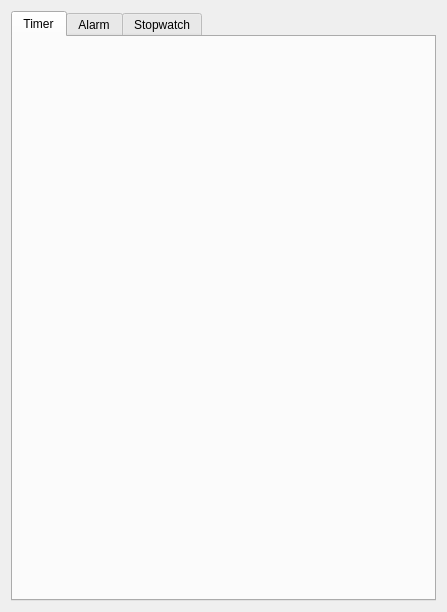
The window that Assignment19/Alarms and Clock/form.ui (MaryamBoneh/PythonCourse_Aemmi) describes before a commit, drawn with Qt 5.
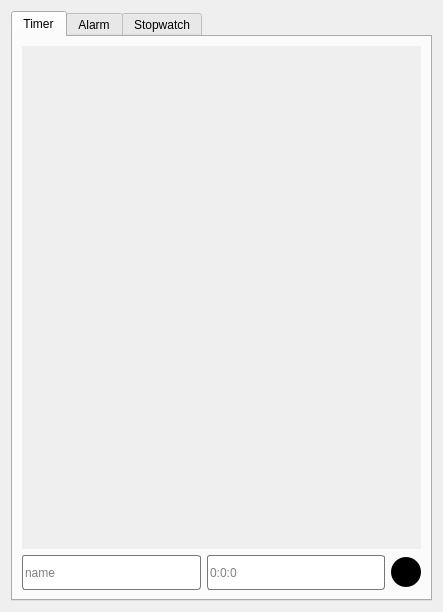
The same window after the commit. The open tabs and pages were chosen to show the change.

Commit message: timer - not complete

What changed in the file:
```diff
--- a/Assignment19/Alarms and Clock/form.ui
+++ b/Assignment19/Alarms and Clock/form.ui
@@ -6,7 +6,7 @@
    <rect>
     <x>0</x>
     <y>0</y>
-    <width>447</width>
+    <width>443</width>
     <height>612</height>
    </rect>
   </property>
@@ -29,6 +29,125 @@
       <attribute name="title">
        <string>Timer</string>
       </attribute>
+      <layout class="QGridLayout" name="gridLayout_5">
+       <item row="1" column="0">
+        <widget class="QScrollArea" name="scrollArea_2">
+         <property name="styleSheet">
+          <string notr="true">border: 0px;</string>
+         </property>
+         <property name="widgetResizable">
+          <bool>true</bool>
+         </property>
+         <widget class="QWidget" name="scrollAreaWidgetContents_2">
+          <property name="geometry">
+           <rect>
+            <x>0</x>
+            <y>0</y>
+            <width>401</width>
+            <height>507</height>
+           </rect>
+          </property>
+          <layout class="QGridLayout" name="gridLayout_6">
+           <item row="0" column="0">
+            <layout class="QVBoxLayout" name="vl_timers"/>
+           </item>
+           <item row="1" column="0">
+            <spacer name="verticalSpacer">
+             <property name="orientation">
+              <enum>Qt::Vertical</enum>
+             </property>
+             <property name="sizeHint" stdset="0">
+              <size>
+               <width>20</width>
+               <height>40</height>
+              </size>
+             </property>
+            </spacer>
+           </item>
+          </layout>
+         </widget>
+        </widget>
+       </item>
+       <item row="2" column="0">
+        <layout class="QGridLayout" name="gl_bottom">
+         <item row="0" column="0">
+          <widget class="QLineEdit" name="txt_name_timer">
+           <property name="minimumSize">
+            <size>
+             <width>0</width>
+             <height>35</height>
+            </size>
+           </property>
+           <property name="maximumSize">
+            <size>
+             <width>16777215</width>
+             <height>35</height>
+            </size>
+           </property>
+           <property name="styleSheet">
+            <string notr="true">border-radius: 3px; border: 1px solid #777;</string>
+           </property>
+           <property name="placeholderText">
+            <string>name</string>
+           </property>
+          </widget>
+         </item>
+         <item row="0" column="2">
+          <widget class="QPushButton" name="btn_add_timer">
+           <property name="minimumSize">
+            <size>
+             <width>30</width>
+             <height>30</height>
+            </size>
+           </property>
+           <property name="maximumSize">
+            <size>
+             <width>30</width>
+             <height>30</height>
+            </size>
+           </property>
+           <property name="cursor">
+            <cursorShape>PointingHandCursor</cursorShape>
+           </property>
+           <property name="styleSheet">
+            <string notr="true">border-radius: 15px; background-color: #000; color: #fff;</string>
+           </property>
+           <property name="text">
+            <string/>
+           </property>
+           <property name="iconSize">
+            <size>
+             <width>20</width>
+             <height>20</height>
+            </size>
+           </property>
+          </widget>
+         </item>
+         <item row="0" column="1">
+          <widget class="QLineEdit" name="txt_value_timer">
+           <property name="minimumSize">
+            <size>
+             <width>0</width>
+             <height>35</height>
+            </size>
+           </property>
+           <property name="maximumSize">
+            <size>
+             <width>16777215</width>
+             <height>35</height>
+            </size>
+           </property>
+           <property name="styleSheet">
+            <string notr="true">border-radius: 3px; border: 1px solid #777;</string>
+           </property>
+           <property name="placeholderText">
+            <string>0:0:0</string>
+           </property>
+          </widget>
+         </item>
+        </layout>
+       </item>
+      </layout>
      </widget>
      <widget class="QWidget" name="tab_3">
       <attribute name="title">
```
Left out of the diff: 5 changed lines with no effect on the pictures. The commit also changes 4 other files.
